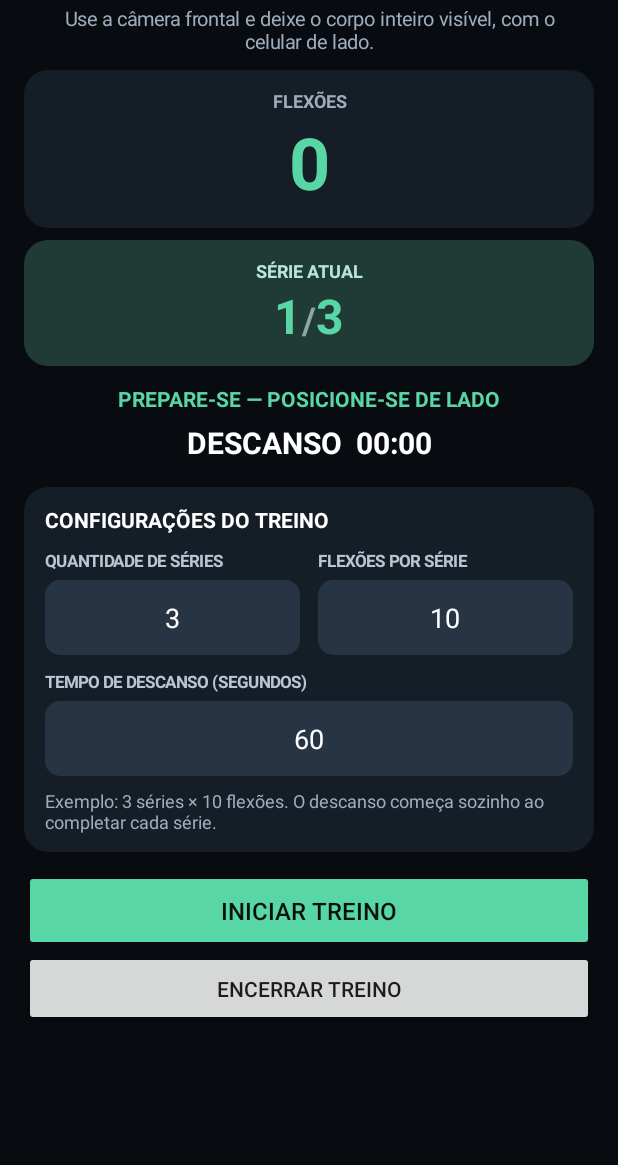
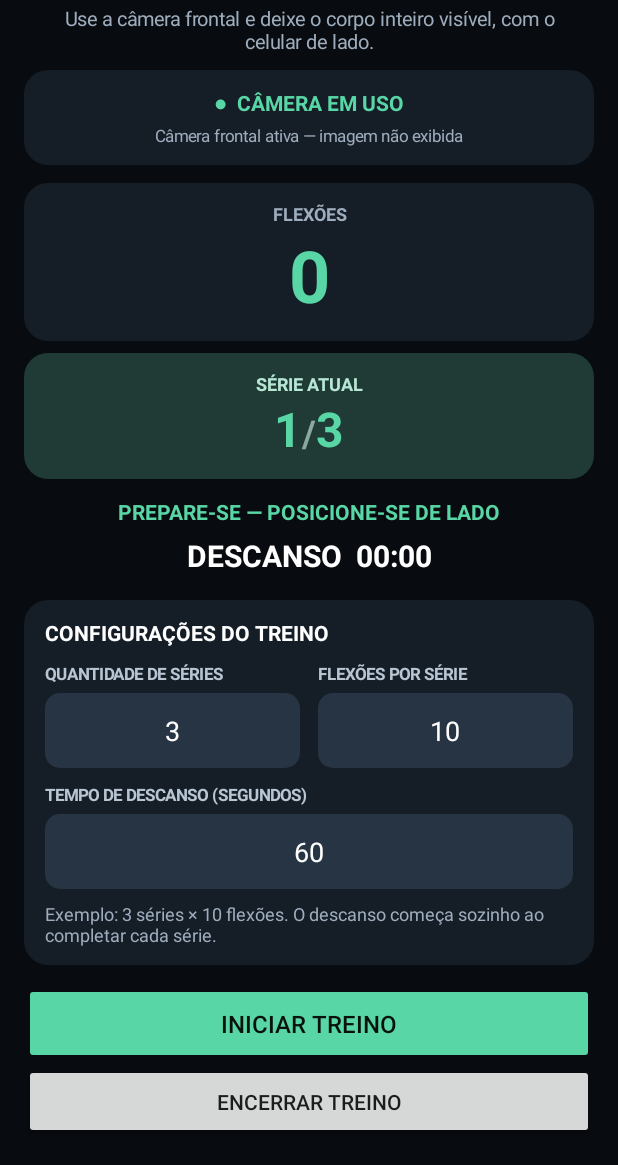
Before and after one commit to marvesanttos-dotcom/contador-flexoes., an Android app: the screen it shows after launch (PushupActivity), after a tap on "INICIAR TREINO", on a phone screen of 412 x 824 dp, the part 71-1236 px from its top. Run offline under Robolectric (Android 15) with nearby library versions, the phone set to English and light mode, and no system bars; libraries missing offline, so code that uses them is left out: androidx.camera.core, androidx.camera.lifecycle, androidx.camera.view, com.google.mlkit.vision; 3 statements that could not run were skipped.

Commit message:
Oculta imagem da câmera e adiciona contagem regressiva de início

```diff
--- a/contadorflexoes/src/main/java/br/com/contadorflexoes/PushupActivity.java
+++ b/contadorflexoes/src/main/java/br/com/contadorflexoes/PushupActivity.java
@@ -27,18 +27,19 @@ import java.util.concurrent.Executors;
 import java.util.concurrent.atomic.AtomicBoolean;
 
 public class PushupActivity extends androidx.activity.ComponentActivity {
-    private PreviewView preview;
-    private TextView countText, setText, statusText, timerText;
+
+    private TextView countText, setText, statusText, timerText, cameraIndicator;
     private EditText seriesInput, targetInput, restInput;
     private Button startButton, stopButton;
     private final Handler handler = new Handler(Looper.getMainLooper());
     private ExecutorService cameraExecutor;
     private PoseDetector detector;
     private ProcessCameraProvider cameraProvider;
-    private boolean workout=false, down=false, resting=false, cameraStarted=false;
+    private boolean workout=false, down=false, resting=false, cameraStarted=false, countingEnabled=false;
     private int reps=0, sets=1, totalSets=3, target=10, restSeconds=60, remaining=0;
     private long lastRepAt=0;
-    private Runnable restTick;
+    private Runnable restTick, countdownTick;
+    private int countdownSeconds=3;
     private final AtomicBoolean processing=new AtomicBoolean(false);
 
     @Override public void onCreate(Bundle b) {
@@ -78,10 +79,15 @@ public class PushupActivity extends androidx.activity.ComponentActivity {
         TextView hint=text("Use a câmera frontal e deixe o corpo inteiro visível, com o celular de lado.",13,0xFF9EADBD,false);
         hint.setGravity(Gravity.CENTER); hint.setPadding(dp(8),dp(3),dp(8),dp(10)); root.addView(hint);
 
-        preview=new PreviewView(this); preview.setScaleType(PreviewView.ScaleType.FILL_CENTER);
-        preview.setBackground(round(0xFF202B38,14));
-        LinearLayout.LayoutParams pp=new LinearLayout.LayoutParams(-1,dp(185)); pp.bottomMargin=dp(12);
-        root.addView(preview,pp);
+        LinearLayout cameraCard=card(); cameraCard.setGravity(Gravity.CENTER);
+        cameraIndicator=text("●  CÂMERA EM USO",14,0xFF59D6A5,true);
+        cameraIndicator.setGravity(Gravity.CENTER);
+        cameraCard.addView(cameraIndicator);
+        TextView cameraNote=text("Câmera frontal ativa — imagem não exibida",11,0xFF9EADBD,false);
+        cameraNote.setGravity(Gravity.CENTER); cameraNote.setPadding(0,dp(4),0,0);
+        cameraCard.addView(cameraNote);
+        LinearLayout.LayoutParams cameraParams=new LinearLayout.LayoutParams(-1,-2); cameraParams.bottomMargin=dp(12);
+        root.addView(cameraCard,cameraParams);
 
         LinearLayout stats=column();
         LinearLayout repCard=card(); repCard.setGravity(Gravity.CENTER);
@@ -148,7 +154,7 @@ public class PushupActivity extends androidx.activity.ComponentActivity {
         if(totalSets<1||totalSets>30||target<1||target>200||restSeconds<5||restSeconds>600){
             Toast.makeText(this,"Séries: 1 a 30. Flexões: 1 a 200. Descanso: 5 a 600 segundos.",Toast.LENGTH_LONG).show(); return;
         }
-        reps=0; sets=1; down=false; workout=true; resting=false; updateStats();
+        reps=0; sets=1; down=false; workout=true; resting=false; countingEnabled=false; updateStats();
         setInputsEnabled(false); startButton.setEnabled(false); stopButton.setEnabled(true);
         statusText.setText("PREPARE-SE — POSICIONE-SE DE LADO");
         if(ContextCompat.checkSelfPermission(this,Manifest.permission.CAMERA)!=PackageManager.PERMISSION_GRANTED)
@@ -165,19 +171,42 @@ public class PushupActivity extends androidx.activity.ComponentActivity {
         if(cameraStarted)return;
         ListenableFuture<ProcessCameraProvider> f=ProcessCameraProvider.getInstance(this);
         f.addListener(()->{try{
-            cameraProvider=f.get(); Preview p=new Preview.Builder().build(); p.setSurfaceProvider(preview.getSurfaceProvider());
+            cameraProvider=f.get();
             ImageAnalysis a=new ImageAnalysis.Builder().setBackpressureStrategy(ImageAnalysis.STRATEGY_KEEP_ONLY_LATEST).build();
             a.setAnalyzer(cameraExecutor,this::analyze); cameraProvider.unbindAll();
-            cameraProvider.bindToLifecycle(this,CameraSelector.DEFAULT_FRONT_CAMERA,p,a); cameraStarted=true;
-            statusText.setText("CÂMERA ATIVA — PODE COMEÇAR");
+            cameraProvider.bindToLifecycle(this,CameraSelector.DEFAULT_FRONT_CAMERA,a); cameraStarted=true;
+            cameraIndicator.setText("●  CÂMERA EM USO");
+            startCountdown();
         }catch(Exception e){statusText.setText("NÃO FOI POSSÍVEL ABRIR A CÂMERA");}},ContextCompat.getMainExecutor(this));
+    }
+    private void startCountdown(){
+        countingEnabled=false; countdownSeconds=3;
+        statusText.setText("PREPARE-SE");
+        timerText.setText("COMEÇANDO EM 3");
+        if(countdownTick!=null)handler.removeCallbacks(countdownTick);
+        countdownTick=new Runnable(){
+            @Override public void run(){
+                if(!workout)return;
+                if(countdownSeconds>1){
+                    countdownSeconds--;
+                    timerText.setText("COMEÇANDO EM "+countdownSeconds);
+                    handler.postDelayed(this,1000);
+                }else{
+                    countingEnabled=true;
+                    timerText.setText("DESCANSO  00:00");
+                    statusText.setText("VALENDO! PODE COMEÇAR");
+                    vibrate();
+                }
+            }
+        };
+        handler.postDelayed(countdownTick,1000);
     }
     private void analyze(ImageProxy proxy){
         if(!processing.compareAndSet(false,true)){proxy.close();return;}
         android.media.Image media=proxy.getImage();
         if(media==null){processing.set(false);proxy.close();return;}
         detector.process(InputImage.fromMediaImage(media,proxy.getImageInfo().getRotationDegrees()))
-            .addOnSuccessListener(p->{if(!workout||resting)return; Float a=armAngle(p); if(a==null)return;
+            .addOnSuccessListener(p->{if(!workout||resting||!countingEnabled)return; Float a=armAngle(p); if(a==null)return;
                 long now=System.currentTimeMillis(); if(a<95)down=true;
                 else if(a>155&&down&&now-lastRepAt>500){down=false;lastRepAt=now;reps++;runOnUiThread(this::onRep);}
             }).addOnCompleteListener(t->{proxy.close();processing.set(false);});
@@ -217,7 +246,7 @@ public class PushupActivity extends androidx.activity.ComponentActivity {
         setText.setText(styled);
     }
     private void finishWorkout(){
-        workout=false;resting=false;statusText.setText("TREINO CONCLUÍDO! PARABÉNS!");
+        workout=false;resting=false;countingEnabled=false;if(countdownTick!=null)handler.removeCallbacks(countdownTick);statusText.setText("TREINO CONCLUÍDO! PARABÉNS!");
         timerText.setText(" "+totalSets+" SÉRIES COMPLETAS");
         vibrate(); if(cameraProvider!=null)cameraProvider.unbindAll();cameraStarted=false;
         setInputsEnabled(true);startButton.setEnabled(true);stopButton.setEnabled(false);
@@ -228,7 +257,7 @@ public class PushupActivity extends androidx.activity.ComponentActivity {
         }}catch(Exception ignored){}
     }
     private void stopWorkout(){
-        workout=false;resting=false;if(restTick!=null)handler.removeCallbacks(restTick);
+        workout=false;resting=false;countingEnabled=false;if(countdownTick!=null)handler.removeCallbacks(countdownTick);if(restTick!=null)handler.removeCallbacks(restTick);
         if(cameraProvider!=null)cameraProvider.unbindAll();cameraStarted=false;
         setInputsEnabled(true);startButton.setEnabled(true);stopButton.setEnabled(false);
         statusText.setText("TREINO ENCERRADO");timerText.setText("DESCANSO  00:00");
```
